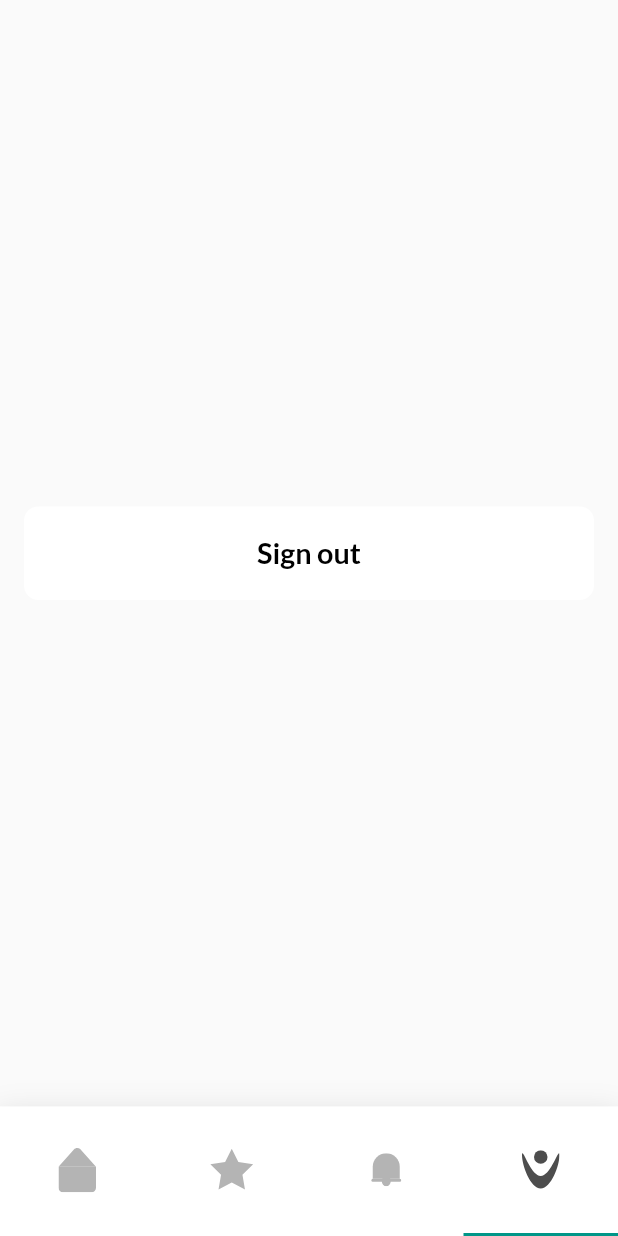
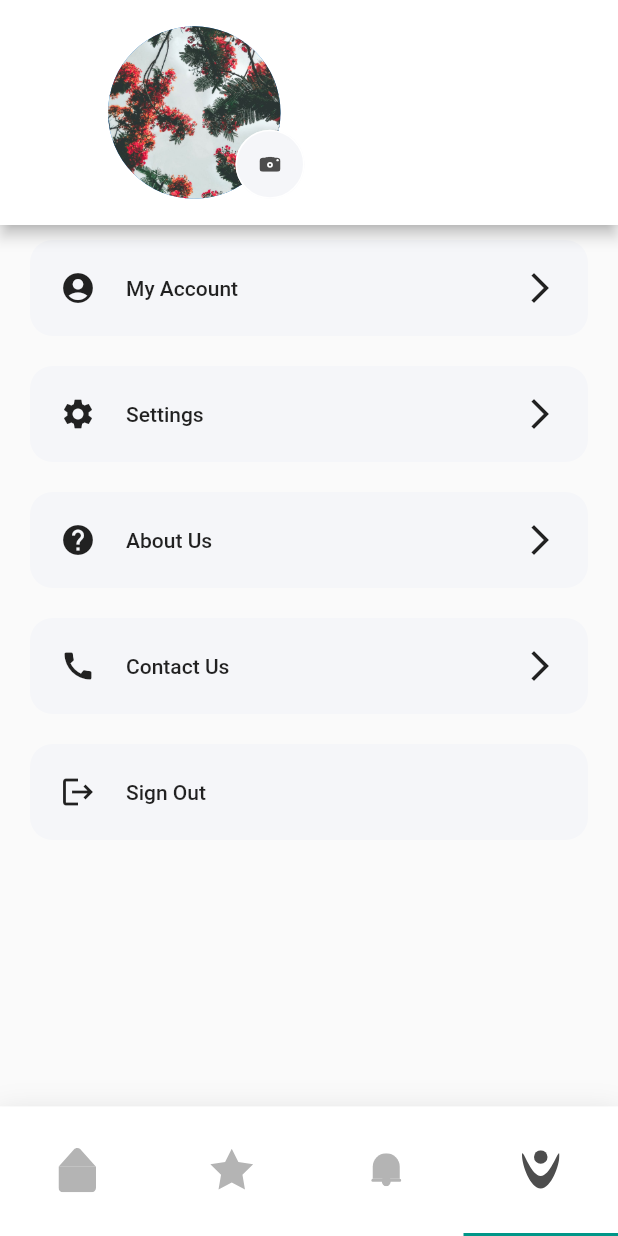
Before and after one commit to Adityakhandelwal1/Goaround, a Flutter app: the HomeScreen screen opened directly, item 4 of the bottom bar chosen, on a phone screen of 412 x 824 dp. Run offline on Flutter 3.47's test engine with Material 2 defaults, Android fonts, the phone set to English and light mode, and no system bars; our stand-ins replace cached_network_image, cloud_firestore, firebase_auth, firebase_core, flutter_svg, google_fonts and 2 more; missing offline and left inert: keyboard_visibility; accounts and stored records are empty; network calls fail.

Commit message:
pushing code

```diff
--- a/lib/screens/home.dart
+++ b/lib/screens/home.dart
@@ -179,9 +179,9 @@ class _NestedTabBarState extends State<Home> with TickerProviderStateMixin {
 
                             image: CachedNetworkImageProvider(
                                 recommendations[index].image),
-                              // recommendationList[index]['image']),
+                            // recommendationList[index]['image']),
 
-                              // recommendationList[index].image),
+                            // recommendationList[index].image),
                           ),
                         ),
                         child: Stack(
--- a/lib/screens/home_screen.dart
+++ b/lib/screens/home_screen.dart
@@ -2,6 +2,7 @@ import 'package:flutter/material.dart';
 import 'package:flutter_svg/flutter_svg.dart';
 import 'package:google_fonts/google_fonts.dart';
 import 'package:tripyojana/screens/home.dart';
+import 'package:tripyojana/screens/profile_screen.dart';
 import 'package:tripyojana/utils/authentication_service.dart';
 import 'package:provider/provider.dart';
 
@@ -80,39 +81,18 @@ class _MyHomePageState extends State<HomeScreen> with TickerProviderStateMixin {
       ),
       body: TabBarView(
         children: <Widget>[
+          //Home Screen
           Home(),
-          // NestedTabBar(),
+          // Favourites
           Center(
             child: Text("Favourites"),
           ),
+          // Notifications
           Center(
             child: Text("Notifications"),
           ),
-//profile - sign out
-          MaterialButton(
-            onPressed: () {
-              context.read<AuthenticationService>().signOut();
-            },
-            child: Container(
-              height: 62.4,
-              decoration: BoxDecoration(
-                  borderRadius: BorderRadius.circular(9.6),
-                  color: Colors.white),
-              child: Align(
-                alignment: Alignment.center,
-                child: Padding(
-                  padding: EdgeInsets.only(left: 28.8, right: 28.8),
-                  child: Text(
-                    'Sign out',
-                    style: GoogleFonts.lato(
-                        fontSize: 19.2,
-                        fontWeight: FontWeight.w700,
-                        color: Colors.black),
-                  ),
-                ),
-              ),
-            ),
-          )
+          //profile - sign out
+          UserProfile()
         ],
         controller: _tabController,
       ),
--- /dev/null
+++ b/lib/screens/profile_screen.dart
@@ -0,0 +1,178 @@
+import 'package:flutter/material.dart';
+import 'package:flutter_svg/svg.dart';
+import 'package:google_fonts/google_fonts.dart';
+import 'package:tripyojana/utils/authentication_service.dart';
+import 'package:provider/provider.dart';
+
+class UserProfile extends StatefulWidget {
+  @override
+  _NestedTabBarState createState() => _NestedTabBarState();
+}
+
+class _NestedTabBarState extends State<UserProfile>
+    with TickerProviderStateMixin {
+  @override
+  void initState() {
+    super.initState();
+  }
+
+  @override
+  void dispose() {
+    super.dispose();
+  }
+
+  @override
+  Widget build(BuildContext context) {
+    return Scaffold(
+      appBar: AppBar(
+        title: SingleChildScrollView(
+          padding: EdgeInsets.symmetric(vertical: 20),
+          child: Column(
+            children: [
+              //profile pic
+              SizedBox(
+                height: 115,
+                width: 115,
+                child: Stack(
+                  fit: StackFit.expand,
+                  overflow: Overflow.visible,
+                  children: [
+                    CircleAvatar(
+                      backgroundImage:
+                          AssetImage("assets/images/background.jpeg"),
+                    ),
+                    Positioned(
+                      right: -16,
+                      bottom: 0,
+                      child: SizedBox(
+                        height: 46,
+                        width: 46,
+                        child: FlatButton(
+                          shape: RoundedRectangleBorder(
+                            borderRadius: BorderRadius.circular(50),
+                            side: BorderSide(color: Colors.white),
+                          ),
+                          color: Color(0xFFF5F6F9),
+                          onPressed: () {},
+                          child: SvgPicture.asset("assets/svg/camera.svg"),
+                        ),
+                      ),
+                    )
+                  ],
+                ),
+              ),
+            ],
+          ),
+        ),
+        backgroundColor: Colors.white,
+        toolbarHeight: 150,
+      ),
+      body: ListView(physics: BouncingScrollPhysics(), children: <Widget>[
+        //My Account
+        Padding(
+          padding: EdgeInsets.symmetric(horizontal: 20, vertical: 10),
+          child: FlatButton(
+            padding: EdgeInsets.all(20),
+            shape:
+                RoundedRectangleBorder(borderRadius: BorderRadius.circular(15)),
+            color: Color(0xFFF5F6F9),
+            onPressed: () {},
+            child: Row(
+              children: [
+                Icon(Icons.account_circle_rounded),
+                SizedBox(width: 20),
+                Expanded(child: Text("My Account")),
+                Icon(Icons.arrow_forward_ios),
+              ],
+            ),
+          ),
+        ),
+
+        //Settings
+        Padding(
+          padding: EdgeInsets.symmetric(horizontal: 20, vertical: 10),
+          child: FlatButton(
+            padding: EdgeInsets.all(20),
+            shape:
+                RoundedRectangleBorder(borderRadius: BorderRadius.circular(15)),
+            color: Color(0xFFF5F6F9),
+            onPressed: () {
+              context.read<AuthenticationService>().signOut();
+            },
+            child: Row(
+              children: [
+                Icon(Icons.settings),
+                SizedBox(width: 20),
+                Expanded(child: Text("Settings")),
+                Icon(Icons.arrow_forward_ios),
+              ],
+            ),
+          ),
+        ),
+
+        //About Us
+        Padding(
+          padding: EdgeInsets.symmetric(horizontal: 20, vertical: 10),
+          child: FlatButton(
+            padding: EdgeInsets.all(20),
+            shape:
+                RoundedRectangleBorder(borderRadius: BorderRadius.circular(15)),
+            color: Color(0xFFF5F6F9),
+            onPressed: () {
+              context.read<AuthenticationService>().signOut();
+            },
+            child: Row(
+              children: [
+                Icon(Icons.help),
+                SizedBox(width: 20),
+                Expanded(child: Text("About Us")),
+                Icon(Icons.arrow_forward_ios),
+              ],
+            ),
+          ),
+        ),
+
+        //Contact Us
+        Padding(
+          padding: EdgeInsets.symmetric(horizontal: 20, vertical: 10),
+          child: FlatButton(
+            padding: EdgeInsets.all(20),
+            shape:
+                RoundedRectangleBorder(borderRadius: BorderRadius.circular(15)),
+            color: Color(0xFFF5F6F9),
+            onPressed: () {},
+            child: Row(
+              children: [
+                Icon(Icons.call),
+                SizedBox(width: 20),
+                Expanded(child: Text("Contact Us")),
+                Icon(Icons.arrow_forward_ios),
+              ],
+            ),
+          ),
+        ),
+
+        //Sign Out
+        Padding(
+          padding: EdgeInsets.symmetric(horizontal: 20, vertical: 10),
+          child: FlatButton(
+            padding: EdgeInsets.all(20),
+            shape:
+                RoundedRectangleBorder(borderRadius: BorderRadius.circular(15)),
+            color: Color(0xFFF5F6F9),
+            onPressed: () {
+              context.read<AuthenticationService>().signOut();
+            },
+            child: Row(
+              children: [
+                Icon(Icons.logout),
+                SizedBox(width: 20),
+                Expanded(child: Text("Sign Out")),
+              ],
+            ),
+          ),
+        ),
+      ]),
+    );
+  }
+}
```
Also changed, not shown: assets/svg/camera.svg (added).
